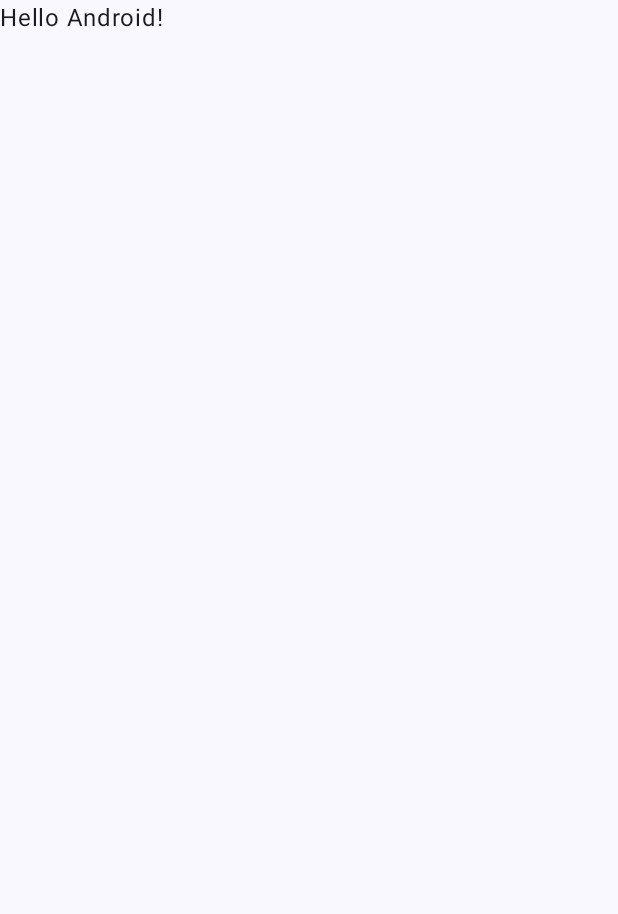
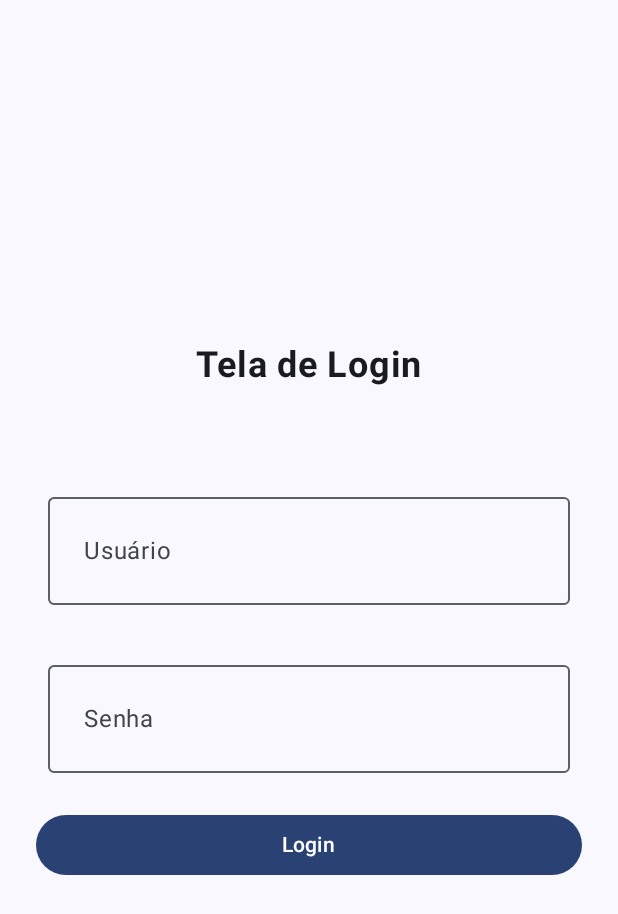
Before and after one commit to gabrielllsp/chat-firebasse, an Android app built with Jetpack Compose: the screen it shows after launch (MainActivity), on a phone screen of 412 x 824 dp. Before the commit the part shown is almost empty. Shown: the top 914 px of the screen. Run offline under Robolectric (Android 15) with nearby library versions, the phone set to English and light mode, and no system bars; our stand-ins replace Firebase (no records; nobody signed in at launch, a user with empty details on screens opened directly).

Commit message:
First commit

```diff
--- a/app/build.gradle.kts
+++ b/app/build.gradle.kts
@@ -2,6 +2,7 @@ plugins {
     id("com.android.application")
     id("org.jetbrains.kotlin.android")
     id("kotlin-kapt")
+    id("com.google.gms.google-services")
 }
 
 android {
@@ -61,6 +62,9 @@ dependencies {
     implementation("androidx.compose.ui:ui-tooling-preview")
     implementation("androidx.compose.material3:material3")
 
+    //Firebase
+    implementation(platform("com.google.firebase:firebase-bom:33.1.2"))
+
     implementation("androidx.navigation:navigation-compose:2.7.7")
     implementation("androidx.navigation:navigation-ui-ktx:2.7.7")
     implementation("com.google.firebase:firebase-database-ktx:21.0.0")
--- a/app/src/main/AndroidManifest.xml
+++ b/app/src/main/AndroidManifest.xml
@@ -3,6 +3,7 @@
     xmlns:tools="http://schemas.android.com/tools">
 
     <application
+        android:name=".MyApplication"
         android:allowBackup="true"
         android:dataExtractionRules="@xml/data_extraction_rules"
         android:fullBackupContent="@xml/backup_rules"
--- a/app/src/main/java/com/pedromoura/chatfirebase/MainActivity.kt
+++ b/app/src/main/java/com/pedromoura/chatfirebase/MainActivity.kt
@@ -10,6 +10,9 @@ import androidx.compose.material3.Text
 import androidx.compose.runtime.Composable
 import androidx.compose.ui.Modifier
 import androidx.compose.ui.tooling.preview.Preview
+import com.google.firebase.Firebase
+import com.google.firebase.database.database
+import com.pedromoura.chatfirebase.presentation.navigation.NavGraph
 import com.pedromoura.chatfirebase.ui.theme.ChatFirebaseTheme
 
 class MainActivity : ComponentActivity() {
@@ -22,25 +25,19 @@ class MainActivity : ComponentActivity() {
                     modifier = Modifier.fillMaxSize(),
                     color = MaterialTheme.colorScheme.background
                 ) {
-                    Greeting("Android")
+                    NavGraph()
                 }
             }
         }
     }
 }
 
-@Composable
-fun Greeting(name: String, modifier: Modifier = Modifier) {
-    Text(
-        text = "Hello $name!",
-        modifier = modifier
-    )
-}
+
 
 @Preview(showBackground = true)
 @Composable
 fun GreetingPreview() {
     ChatFirebaseTheme {
-        Greeting("Android")
+        NavGraph()
     }
 }
--- /dev/null
+++ b/app/src/main/java/com/pedromoura/chatfirebase/MyApplication.kt
@@ -0,0 +1,13 @@
+package com.pedromoura.chatfirebase
+
+import android.app.Application
+import com.google.firebase.FirebaseApp
+
+class MyApplication : Application() {
+
+    override fun onCreate() {
+        super.onCreate()
+        FirebaseApp.initializeApp(this)
+
+    }
+}
--- /dev/null
+++ b/app/src/main/java/com/pedromoura/chatfirebase/presentation/login/LoginScreen.kt
@@ -0,0 +1,104 @@
+package com.pedromoura.chatfirebase.presentation.login
+
+import androidx.compose.foundation.layout.Arrangement
+import androidx.compose.foundation.layout.Column
+import androidx.compose.foundation.layout.fillMaxSize
+import androidx.compose.foundation.layout.fillMaxWidth
+import androidx.compose.foundation.layout.padding
+import androidx.compose.foundation.text.KeyboardOptions
+import androidx.compose.material3.Button
+import androidx.compose.material3.ExperimentalMaterial3Api
+import androidx.compose.material3.OutlinedTextField
+import androidx.compose.material3.Text
+import androidx.compose.runtime.Composable
+import androidx.compose.runtime.getValue
+import androidx.compose.runtime.mutableStateOf
+import androidx.compose.runtime.remember
+import androidx.compose.runtime.setValue
+import androidx.compose.ui.Alignment
+import androidx.compose.ui.Modifier
+import androidx.compose.ui.text.font.FontWeight
+import androidx.compose.ui.text.input.KeyboardType
+import androidx.compose.ui.text.style.TextAlign
+import androidx.compose.ui.tooling.preview.Preview
+import androidx.compose.ui.unit.dp
+import androidx.compose.ui.unit.sp
+import androidx.navigation.NavController
+import androidx.navigation.compose.rememberNavController
+import com.pedromoura.chatfirebase.presentation.navigation.Screen
+import com.pedromoura.chatfirebase.ui.theme.ChatFirebaseTheme
+
+@OptIn(ExperimentalMaterial3Api::class)
+@Composable
+fun LoginScreen(modifier: Modifier = Modifier, navController: NavController) {
+    var userName by remember { mutableStateOf("") }
+    var password by remember { mutableStateOf("") }
+
+    Column(
+        modifier = modifier
+            .fillMaxSize()
+            .padding(16.dp),
+        horizontalAlignment = Alignment.CenterHorizontally,
+        verticalArrangement = Arrangement.Center
+    ) {
+        Text(
+            text = "Tela de Login",
+            fontSize = 24.sp,
+            fontWeight = FontWeight.Bold,
+            modifier = modifier.padding(bottom = 50.dp)
+        )
+        OutlinedTextField(
+            value = userName,
+            onValueChange = { userName = it },
+            label = {
+                Text(
+                    text = "Usuário",
+                    modifier = modifier
+                        .fillMaxWidth()
+                        .padding(8.dp),
+                    textAlign = TextAlign.Start
+                )
+            },
+            keyboardOptions = KeyboardOptions(keyboardType = KeyboardType.Text),
+            modifier = modifier
+                .fillMaxWidth()
+                .padding(16.dp)
+        )
+
+        OutlinedTextField(
+            value = password,
+            onValueChange = { password = it },
+            label = {
+                Text(
+                    text = "Senha",
+                    modifier = modifier
+                        .fillMaxWidth()
+                        .padding(8.dp),
+                    textAlign = TextAlign.Start
+                )
+            },
+            keyboardOptions = KeyboardOptions(keyboardType = KeyboardType.Password),
+            modifier = modifier
+                .fillMaxWidth()
+                .padding(16.dp)
+        )
+        Button(modifier = modifier
+            .fillMaxWidth()
+            .padding(8.dp),
+            onClick = {Screen.Chat.route }) {
+            Text(text = "Login")
+
+        }
+    }
+
+}
+
+@Preview(showBackground = true)
+@Composable
+private fun LoginScreenPreview() {
+    ChatFirebaseTheme {
+        LoginScreen(
+            navController = rememberNavController()
+        )
+    }
+}
--- /dev/null
+++ b/app/src/main/java/com/pedromoura/chatfirebase/presentation/navigation/NavGraph.kt
@@ -0,0 +1,23 @@
+package com.pedromoura.chatfirebase.presentation.navigation
+
+import androidx.compose.runtime.Composable
+import androidx.navigation.compose.NavHost
+import androidx.navigation.compose.composable
+import androidx.navigation.compose.rememberNavController
+import com.pedromoura.chatfirebase.presentation.login.LoginScreen
+
+sealed class Screen(val route: String) {
+
+    object Login : Screen("login")
+    object Chat : Screen("chat")
+}
+
+@Composable
+fun NavGraph(startDestination: String = Screen.Login.route) {
+    val navController = rememberNavController()
+
+    NavHost(navController = navController, startDestination = startDestination) {
+        composable(Screen.Login.route) { LoginScreen(navController = navController)}
+        composable(Screen.Chat.route) {}
+    }
+}
--- a/build.gradle.kts
+++ b/build.gradle.kts
@@ -2,4 +2,5 @@
 plugins {
     id("com.android.application") version "8.1.0-rc01" apply false
     id("org.jetbrains.kotlin.android") version "1.8.10" apply false
+    id("com.google.gms.google-services") version "4.4.2" apply false
 }
```
Also changed, not shown: 1 other file.
